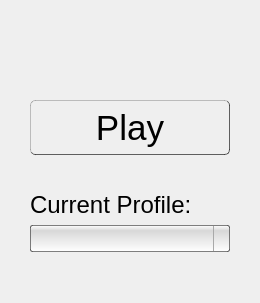
Before: the Qt Designer form apps/launcher/ui/playpage.ui in OpenMW/openmw, drawn with Qt 5.
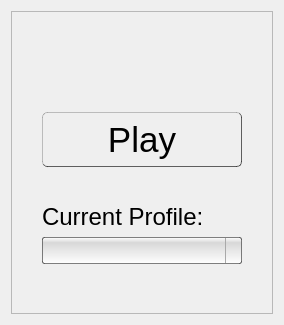
After: the same form once the commit is applied. Icons and pictures are not drawn.

Commit message: Made the Play page use a .ui file too

Diff of the .ui file:
```diff
--- a/apps/launcher/ui/playpage.ui
+++ b/apps/launcher/ui/playpage.ui
@@ -1,15 +1,24 @@
 <?xml version="1.0" encoding="UTF-8"?>
 <ui version="4.0">
- <class>playPage</class>
- <widget class="QWidget" name="playPage">
+ <class>PlayPage</class>
+ <widget class="QWidget" name="PlayPage">
+  <layout class="QVBoxLayout" name="verticalLayout">
+   <item>
+    <widget class="QFrame" name="Scroll">
   <property name="styleSheet">
-   <string notr="true">#playPage {
+      <string notr="true">#Scroll {
     background-image: url(&quot;:/images/playpage-background.png&quot;);
     background-repeat: no-repeat;
     background-position: top;
 }
 </string>
   </property>
+     <property name="frameShape">
+      <enum>QFrame::StyledPanel</enum>
+     </property>
+     <property name="frameShadow">
+      <enum>QFrame::Plain</enum>
+     </property>
   <layout class="QGridLayout" name="gridLayout">
    <property name="leftMargin">
     <number>30</number>
@@ -20,7 +29,81 @@
    <property name="rightMargin">
     <number>30</number>
    </property>
-   <item row="0" column="0">
+      <item row="4" column="1">
+       <widget class="QComboBox" name="profilesComboBox">
+        <property name="styleSheet">
+         <string notr="true">#profilesComboBox {
+    padding: 1px 18px 1px 3px;
+
+    background: qlineargradient(x1:0, y1:0, x2:0, y2:1, stop:0 white, stop:0.2 rgba(0, 0, 0, 25), stop:1 white);
+    border-width: 1px;
+    border-color: rgba(0, 0, 0, 125);
+    border-style: solid;
+    border-radius: 2px;
+}
+
+/*QComboBox gets the &quot;on&quot; state when the popup is open */
+#profilesComboBox:!editable:on, #ProfilesComboBox::drop-down:editable:on {
+    background: qlineargradient(x1:0, y1:0, x2:0, y2:1,
+        stop:0 rgba(0, 0, 0, 75),
+        stop:0.1 rgba(0, 0, 0, 15),
+        stop:0.2 rgba(255, 255, 255, 55));
+
+    border: 1px solid rgba(0, 0, 0, 55);
+}
+
+#profilesComboBox { /* shift the text when the popup opens */
+    padding-top: 3px;
+    padding-left: 4px;
+
+    font-size: 12pt;
+    font-family: &quot;EB Garamond&quot;, &quot;EB Garamond 08&quot;;
+}
+
+#profilesComboBox::drop-down {
+    subcontrol-origin: padding;
+    subcontrol-position: top right;
+
+    border-width: 1px;
+    border-left-width: 1px;
+    border-left-color: darkgray;
+    border-left-style: solid; /* just a single line */
+    border-top-right-radius: 3px; /* same radius as the QComboBox */
+    border-bottom-right-radius: 3px;
+}
+
+#profilesComboBox::down-arrow {
+    image: url(&quot;:/images/down.png&quot;);
+}
+
+#profilesComboBox::down-arrow:on { /* shift the arrow when popup is open */
+    top: 1px;
+    left: 1px;
+}
+
+#profilesComboBox QAbstractItemView {
+    border: 2px solid lightgray;
+    border-radius: 5px;
+}
+</string>
+        </property>
+       </widget>
+      </item>
+      <item row="3" column="1">
+       <widget class="QLabel" name="profileLabel">
+        <property name="styleSheet">
+         <string notr="true">#profileLabel {
+    font-size: 18pt;
+    font-family: &quot;EB Garamond&quot;, &quot;EB Garamond 08&quot;;
+}
+</string>
+        </property>
+        <property name="text">
+         <string>Current Profile:</string>
+        </property>
+       </widget>
+      </item>
+      <item row="1" column="1">
     <widget class="QPushButton" name="playButton">
      <property name="minimumSize">
       <size>
@@ -84,81 +167,7 @@
      </property>
     </widget>
    </item>
-   <item row="1" column="0">
-    <widget class="QLabel" name="profileLabel">
-     <property name="styleSheet">
-      <string notr="true">#profileLabel {
-    font-size: 18pt;
-    font-family: &quot;EB Garamond&quot;, &quot;EB Garamond 08&quot;;
-}
-</string>
-     </property>
-     <property name="text">
-      <string>Current Profile:</string>
-     </property>
-    </widget>
-   </item>
-   <item row="2" column="0">
-    <widget class="QComboBox" name="profilesComboBox">
-     <property name="styleSheet">
-      <string notr="true">#profilesComboBox {
-    padding: 1px 18px 1px 3px;
-
-    background: qlineargradient(x1:0, y1:0, x2:0, y2:1, stop:0 white, stop:0.2 rgba(0, 0, 0, 25), stop:1 white);
-    border-width: 1px;
-    border-color: rgba(0, 0, 0, 125);
-    border-style: solid;
-    border-radius: 2px;
-}
-
-/*QComboBox gets the &quot;on&quot; state when the popup is open */
-#profilesComboBox:!editable:on, #ProfilesComboBox::drop-down:editable:on {
-    background: qlineargradient(x1:0, y1:0, x2:0, y2:1,
-        stop:0 rgba(0, 0, 0, 75),
-        stop:0.1 rgba(0, 0, 0, 15),
-        stop:0.2 rgba(255, 255, 255, 55));
-
-    border: 1px solid rgba(0, 0, 0, 55);
-}
-
-#profilesComboBox { /* shift the text when the popup opens */
-    padding-top: 3px;
-    padding-left: 4px;
-
-    font-size: 12pt;
-    font-family: &quot;EB Garamond&quot;, &quot;EB Garamond 08&quot;;
-}
-
-#profilesComboBox::drop-down {
-    subcontrol-origin: padding;
-    subcontrol-position: top right;
-
-    border-width: 1px;
-    border-left-width: 1px;
-    border-left-color: darkgray;
-    border-left-style: solid; /* just a single line */
-    border-top-right-radius: 3px; /* same radius as the QComboBox */
-    border-bottom-right-radius: 3px;
-}
-
-#profilesComboBox::down-arrow {
-    image: url(&quot;:/images/down.png&quot;);
-}
-
-#profilesComboBox::down-arrow:on { /* shift the arrow when popup is open */
-    top: 1px;
-    left: 1px;
-}
-
-#profilesComboBox QAbstractItemView {
-    border: 2px solid lightgray;
-    border-radius: 5px;
-}
-</string>
-     </property>
-    </widget>
-   </item>
-   <item row="3" column="0">
+      <item row="5" column="1">
     <spacer name="verticalSpacer">
      <property name="orientation">
       <enum>Qt::Vertical</enum>
@@ -170,6 +179,9 @@
       </size>
      </property>
     </spacer>
+      </item>
+     </layout>
+    </widget>
    </item>
   </layout>
  </widget>
```
Lines whose indentation alone changed are shown as unchanged. The commit also changes 5 other files.
